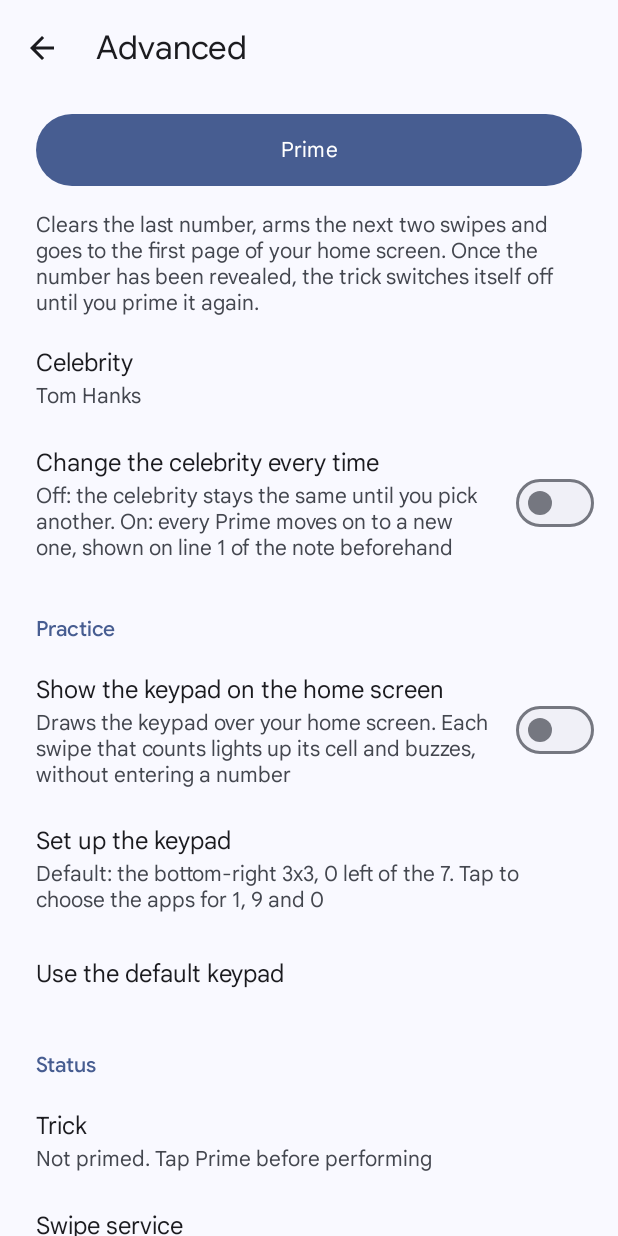
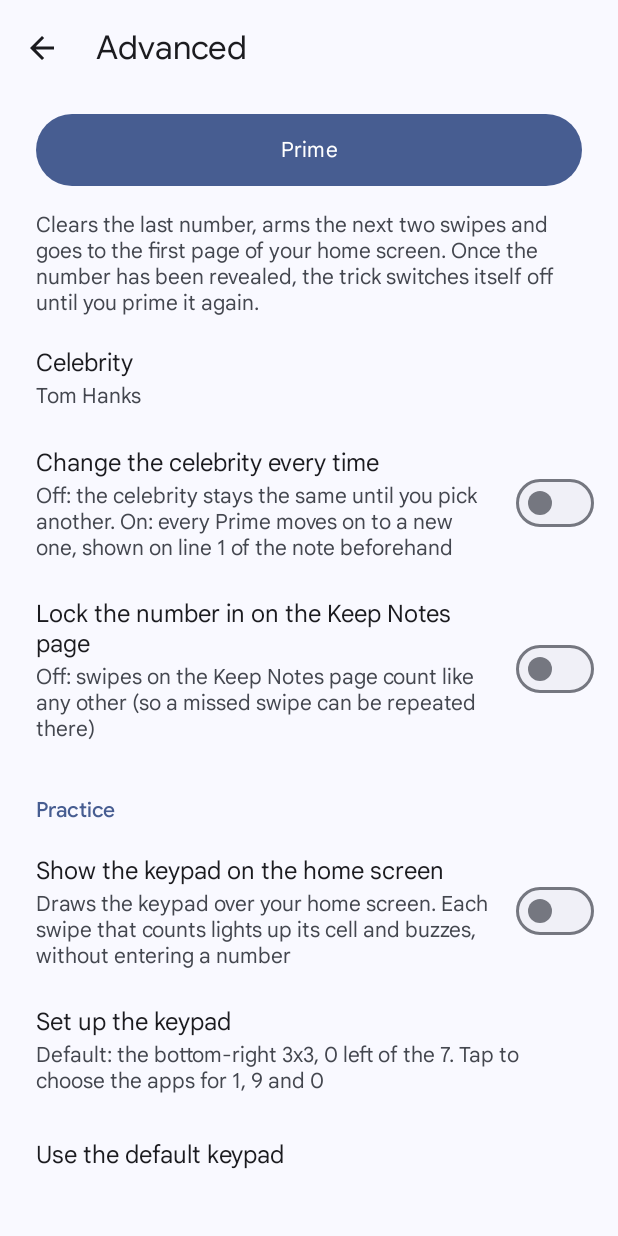
Before and after one commit to WolfyCodeK/free-digital-force-bag, an Android app: the HiddenSettingsActivity screen opened directly, with no data from a screen before it, on a phone screen of 412 x 824 dp. Run offline under Robolectric (Android 15) with nearby library versions, the phone set to English and light mode, and no system bars.

Commit message:
Hidden setting: lock the number in on the Keep Notes page
"Lock the number in on the Keep Notes page" (off by default): swipes that
start on the home page showing this app's icon never count, and once that
page is reached with a whole number entered (the completing swipe turning
onto it, or any touch there) the number is locked in: no swipe anywhere
changes it until the next Prime. The page-2-to-3 swipe starts on page 2, so
it still counts. Keep Notes icons in the dock (bottom 20% of the screen) no
longer make every page the Keep Notes page, for this and for the last-page
rule.

CI: with the setting on, two keypad swipes on pages showing the Keep Notes
icon enter nothing. [test]

Co-Authored-By: Claude Opus 5.5 <noreply@anthropic.com>
Claude-Session: https://claude.ai/code/session_013yJXwcJBpM2tpUEQfocHz6

```diff
--- a/app/src/main/java/app/notes/HiddenSettingsActivity.java
+++ b/app/src/main/java/app/notes/HiddenSettingsActivity.java
@@ -39,9 +39,8 @@ public class HiddenSettingsActivity extends AppCompatActivity {
     private final Handler handler = new Handler(Looper.getMainLooper());
     private LinearLayout content;
     private TextView trick, service, number, pending, line, celebrity, overlayNote;
-    private LinearLayout overlayRow, keypadRow, rotateRow;
-    private MaterialSwitch rotateSwitch;
-    private TextView rotateNote;
+    private LinearLayout overlayRow, keypadRow;
+    private SwitchRow rotate, lockIn;
     private TextView keypadNote;
     private MaterialSwitch overlaySwitch;
     private final Runnable tick = new Runnable() {
@@ -100,27 +99,14 @@ public class HiddenSettingsActivity extends AppCompatActivity {
         content.addView(primeNote);
 
         celebrity = value(row("Celebrity", v -> askName()));
-        rotateRow = new LinearLayout(this);
-        rotateRow.setGravity(Gravity.CENTER_VERTICAL);
-        rotateRow.setPadding(dp(24), dp(12), dp(16), dp(12));
-        rotateRow.setMinimumHeight(dp(56));
-        rotateRow.setBackground(Ui.rippleRounded(this, 0));
-        LinearLayout rotateTexts = new LinearLayout(this);
-        rotateTexts.setOrientation(LinearLayout.VERTICAL);
-        rotateTexts.addView(Ui.text(this, "Change the celebrity every time", 16, Ui.textColor(this),
-                R.font.google_sans_text_regular));
-        rotateNote = value(rotateTexts);
-        LinearLayout.LayoutParams rp = new LinearLayout.LayoutParams(0, Ui.WRAP, 1f);
-        rp.setMarginEnd(dp(16));
-        rotateRow.addView(rotateTexts, rp);
-        rotateSwitch = new MaterialSwitch(this);
-        rotateSwitch.setClickable(false);
-        rotateRow.addView(rotateSwitch);
-        rotateRow.setOnClickListener(v -> {
+        rotate = switchRow("Change the celebrity every time", v -> {
             Force.setRotating(this, !Force.rotating(this));
             updateStatus();
         });
-        content.addView(rotateRow, new LinearLayout.LayoutParams(Ui.MATCH, Ui.WRAP));
+        lockIn = switchRow("Lock the number in on the Keep Notes page", v -> {
+            Force.setKeepPageLocks(this, !Force.keepPageLocks(this));
+            updateStatus();
+        });
 
         header("Practice");
         overlayRow = new LinearLayout(this);
@@ -228,7 +214,8 @@ public class HiddenSettingsActivity extends AppCompatActivity {
     private void updateStatus() {
         boolean armed = Force.armed(this);
         boolean serviceOn = serviceEnabled();
-        trick.setText(armed ? "Primed: the next two swipes enter the number"
+        trick.setText(armed && Force.lockedIn(this) ? "Primed: the number is locked in (Keep Notes page reached)"
+                : armed ? "Primed: the next two swipes enter the number"
                 : Force.current(this) >= 1 ? "Off since the number was revealed. Tap Prime before performing"
                 : "Not primed. Tap Prime before performing");
         service.setText(serviceOn ? "On" : "Off: two swipes on the notes list instead");
@@ -249,8 +236,14 @@ public class HiddenSettingsActivity extends AppCompatActivity {
         celebrity.setText(Force.forcedName(this));
         boolean rotating = Force.rotating(this);
         String next = Force.nextName(this);
-        rotateSwitch.setChecked(rotating);
-        rotateNote.setText(rotating && next != null
+        rotate.sw.setChecked(rotating);
+        lockIn.sw.setChecked(Force.keepPageLocks(this));
+        lockIn.note.setText(Force.keepPageLocks(this)
+                ? "On: swipes that start on the page with the Keep Notes icon never count, and once "
+                        + "you get there with the number entered it is locked in until you prime again"
+                : "Off: swipes on the Keep Notes page count like any other (so a missed swipe can "
+                        + "be repeated there)");
+        rotate.note.setText(rotating && next != null
                 ? "Next: " + next + "\nLine 1 of the Celebrities note always shows the next celebrity "
                         + "(line 2 if their number is 1). After a performance, just lock the phone: "
                         + "that primes the next one, and unlocking lands on your first home page."
@@ -359,6 +352,35 @@ public class HiddenSettingsActivity extends AppCompatActivity {
 
     // Building blocks --------------------------------------------------------------------------
 
+    /** A setting with a title, a line of explanation and a switch; the whole row toggles it. */
+    private static final class SwitchRow {
+        LinearLayout row;
+        TextView note;
+        MaterialSwitch sw;
+    }
+
+    private SwitchRow switchRow(String title, View.OnClickListener click) {
+        SwitchRow s = new SwitchRow();
+        s.row = new LinearLayout(this);
+        s.row.setGravity(Gravity.CENTER_VERTICAL);
+        s.row.setPadding(dp(24), dp(12), dp(16), dp(12));
+        s.row.setMinimumHeight(dp(56));
+        s.row.setBackground(Ui.rippleRounded(this, 0));
+        LinearLayout texts = new LinearLayout(this);
+        texts.setOrientation(LinearLayout.VERTICAL);
+        texts.addView(Ui.text(this, title, 16, Ui.textColor(this), R.font.google_sans_text_regular));
+        s.note = value(texts);
+        LinearLayout.LayoutParams tp = new LinearLayout.LayoutParams(0, Ui.WRAP, 1f);
+        tp.setMarginEnd(dp(16));
+        s.row.addView(texts, tp);
+        s.sw = new MaterialSwitch(this);
+        s.sw.setClickable(false);
+        s.row.addView(s.sw);
+        s.row.setOnClickListener(click);
+        content.addView(s.row, new LinearLayout.LayoutParams(Ui.MATCH, Ui.WRAP));
+        return s;
+    }
+
     private interface Choice {
         void on(int which);
     }
```
Also changed, not shown: app/src/main/java/app/notes/Force.java (+28 -2 lines), app/src/main/java/app/notes/GestureService.java (+23 -1 lines), 2 other files.
